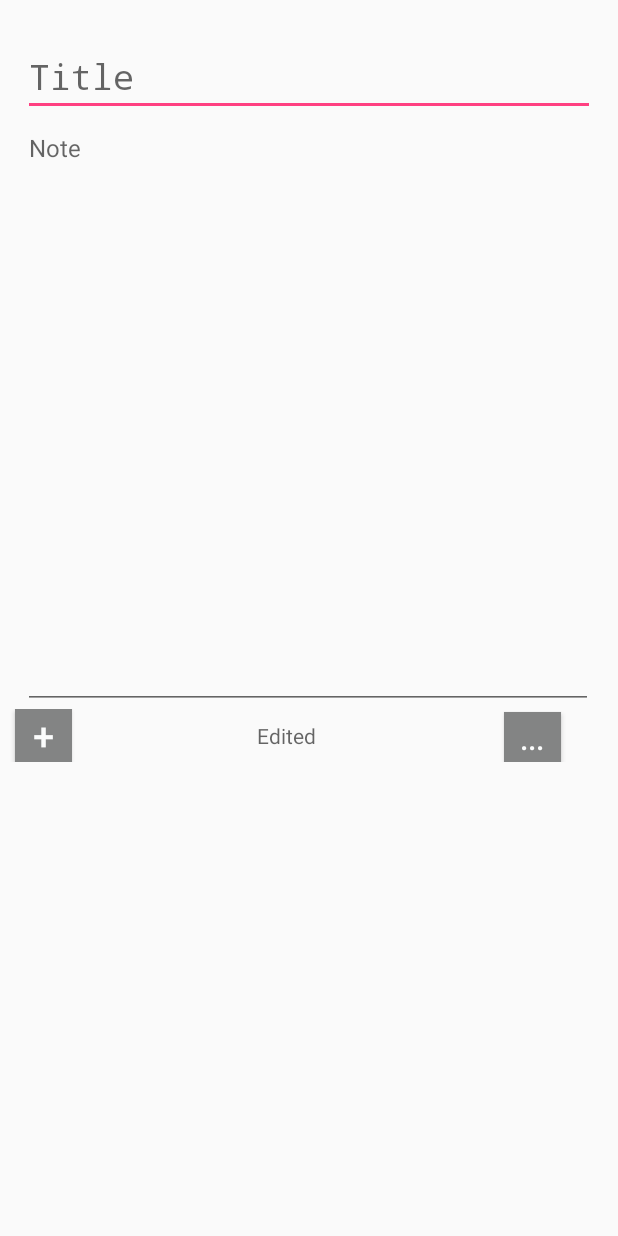
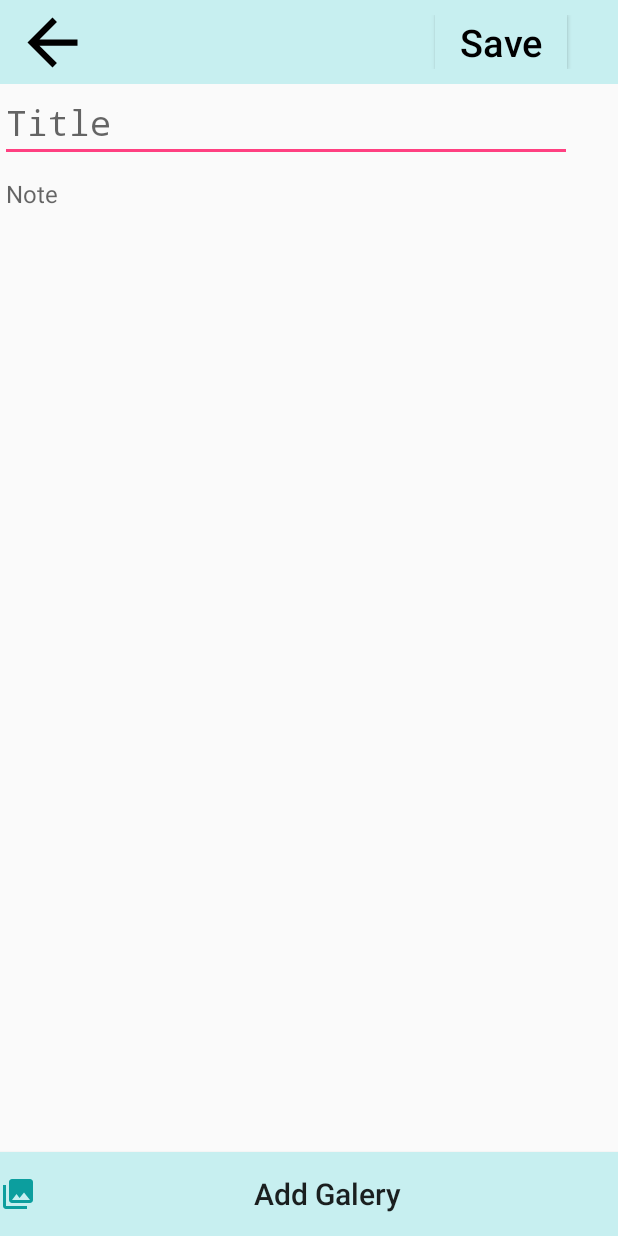
Before and after one commit to prabaHridayami/myDiary-master, an Android app: the layout activity_write_diary.xml on its own in the app's theme, with its tools: preview values and no code run, on a phone screen of 412 x 824 dp. Run offline under Robolectric (Android 15) with nearby library versions, the phone set to English and light mode, and no system bars.

Commit message:
add-diary

```diff
--- a/app/src/main/AndroidManifest.xml
+++ b/app/src/main/AndroidManifest.xml
@@ -25,7 +25,8 @@
         </activity>
         <activity android:name=".MainActivity" />
         <activity android:name=".RegisterActivity" />
-        <activity android:name=".WriteDiary"></activity>
+        <activity android:name=".WritediaryActivity"
+            android:theme="@style/AppNoBar"></activity>
     </application>
 
 </manifest>
--- /dev/null
+++ b/app/src/main/res/drawable/ic_arrow_back_black_24dp.xml
@@ -0,0 +1,9 @@
+<vector xmlns:android="http://schemas.android.com/apk/res/android"
+        android:width="24dp"
+        android:height="24dp"
+        android:viewportWidth="24.0"
+        android:viewportHeight="24.0">
+    <path
+        android:fillColor="#FF000000"
+        android:pathData="M20,11H7.83l5.59,-5.59L12,4l-8,8 8,8 1.41,-1.41L7.83,13H20v-2z"/>
+</vector>
--- a/app/src/main/res/layout/activity_write_diary.xml
+++ b/app/src/main/res/layout/activity_write_diary.xml
@@ -1,16 +1,41 @@
 <?xml version="1.0" encoding="utf-8"?>
-<LinearLayout xmlns:android="http://schemas.android.com/apk/res/android"
+<RelativeLayout xmlns:android="http://schemas.android.com/apk/res/android"
     xmlns:app="http://schemas.android.com/apk/res-auto"
     xmlns:tools="http://schemas.android.com/tools"
     android:layout_width="match_parent"
-    android:layout_height="match_parent"
-    android:layout_marginTop="25dp"
+    android:layout_height="fill_parent"
     android:orientation="vertical"
-    tools:context=".WriteDiary">
+    tools:context=".WritediaryActivity">
 
     <LinearLayout
+        android:id="@+id/line1"
+        android:layout_width="match_parent"
+        android:layout_height="56dp"
+        android:background="@color/bluePastel"
+        android:padding="10dp">
+        <Button
+            android:id="@+id/btn_back"
+            android:layout_width="50dp"
+            android:layout_height="50dp"
+            android:layout_gravity="center"
+            android:background="@drawable/ic_arrow_back_black_24dp"/>
+        <Button
+            android:id="@+id/btn_save"
+            android:layout_width="wrap_content"
+            android:layout_height="wrap_content"
+            android:textSize="25sp"
+            android:textAllCaps="false"
+            android:layout_marginLeft="230dp"
+            android:textColor="@color/black"
+            android:text="Save"
+            android:background="@color/bluePastel"/>
+    </LinearLayout>
+
+    <LinearLayout
+        android:id="@+id/line2"
+        android:layout_below="@id/line1"
         android:layout_width="wrap_content"
-        android:layout_height="wrap_content"
+        android:layout_height="match_parent"
         android:orientation="vertical"
         android:layout_gravity="center_horizontal">
         <EditText
@@ -25,50 +50,25 @@
         <EditText
             android:id="@+id/ed_text"
             android:layout_width="380dp"
-            android:layout_height="395dp"
+            android:layout_height="match_parent"
             android:inputType="textMultiLine"
             android:hint="Note"
             android:gravity="top"
             android:textSize="16dp"/>
     </LinearLayout>
 
-    <LinearLayout
+    <Button
+        android:id="@+id/btn_gallery"
         android:layout_width="match_parent"
-        android:layout_height="wrap_content"
-        android:orientation="horizontal">
+        android:layout_height="56dp"
+        android:layout_alignParentBottom="true"
+        android:layout_centerHorizontal="true"
+        android:drawableStart="@drawable/ic_collections_black_24dp"
+        android:textAllCaps="false"
+        android:text="Add Galery"
+        android:textSize="20dp"
+        android:background="@color/bluePastel"
+        />
 
-        <ImageView
-            android:layout_width="wrap_content"
-            android:layout_height="wrap_content"/>
 
-        <Button
-            android:id="@+id/btn_tambahgambar"
-            android:layout_width="38dp"
-            android:layout_height="35dp"
-            android:layout_marginLeft="10dp"
-            android:text="+"
-            android:textColor="#fbfcfc"
-            android:textSize="25sp"
-            android:background="#838484"/>
-
-        <TextView
-            android:id="@+id/tv_edtime"
-            android:layout_width="wrap_content"
-            android:layout_height="wrap_content"
-            android:layout_gravity="center"
-            android:layout_marginLeft="123dp"
-            android:hint="Edited"
-            android:inputType="time" />
-
-        <Button
-            android:id="@+id/btn_opsi"
-            android:layout_width="38dp"
-            android:layout_height="35dp"
-            android:layout_marginLeft="125dp"
-            android:text="..."
-            android:textSize="20sp"
-            android:textColor="#fbfcfc"
-            android:background="#838484"/>
-    </LinearLayout>
-
-</LinearLayout>
+</RelativeLayout>
```
Also changed, not shown: app/src/main/java/com/example/praba/prakmob/FragmentDiary.java (+54 -14 lines), app/src/main/java/com/example/praba/prakmob/OurData.java (deleted, +0 -16 lines), app/src/main/java/com/example/praba/prakmob/RecyclerViewAdapter.java (+37 -8 lines), app/src/main/java/com/example/praba/prakmob/WriteDiary.java (deleted, +0 -13 lines), app/src/main/java/com/example/praba/prakmob/WritediaryActivity.java (added, +85 -0 lines), app/src/main/java/com/example/praba/prakmob/api/ApiService.java (+13 -0 lines), app/src/main/java/com/example/praba/prakmob/model/Diary.java (added, +59 -0 lines), app/src/main/java/com/example/praba/prakmob/model/DiaryShow.java (added, +50 -0 lines), app/src/main/res/drawable/ic_add_box_black_24dp.xml (added, +9 -0 lines), app/src/main/res/drawable/ic_add_circle_black_24dp.xml (added, +9 -0 lines), app/src/main/res/drawable/ic_check_black_24dp.xml (added, +9 -0 lines), app/src/main/res/layout/diary_fragment.xml (+14 -2 lines).
